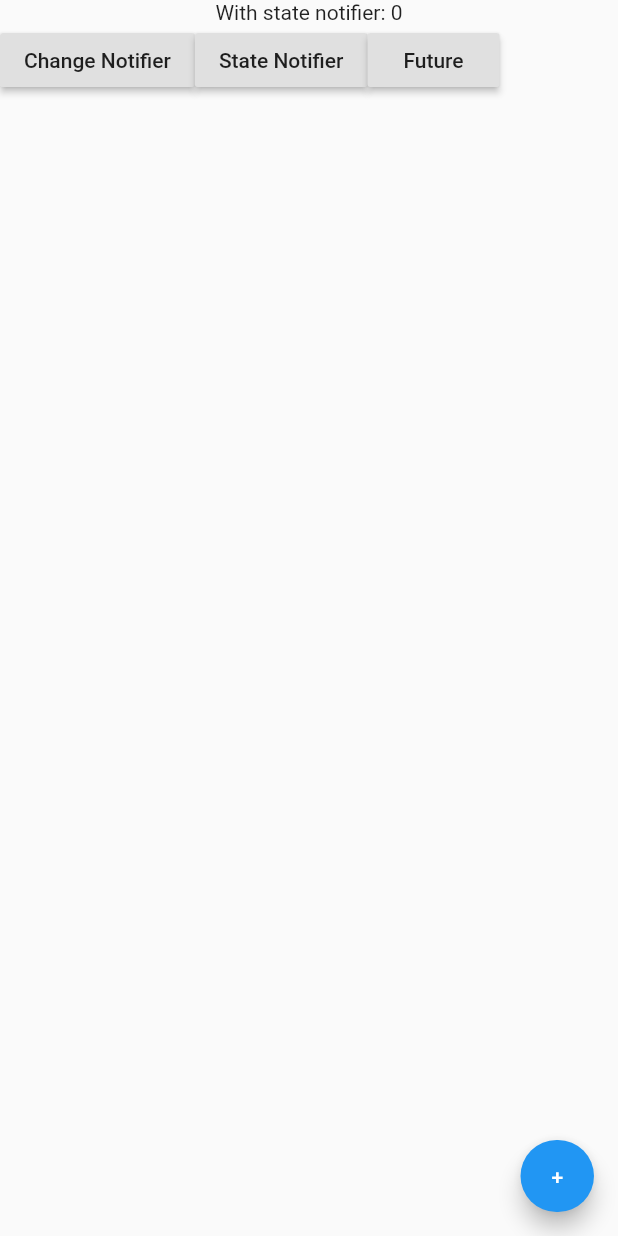
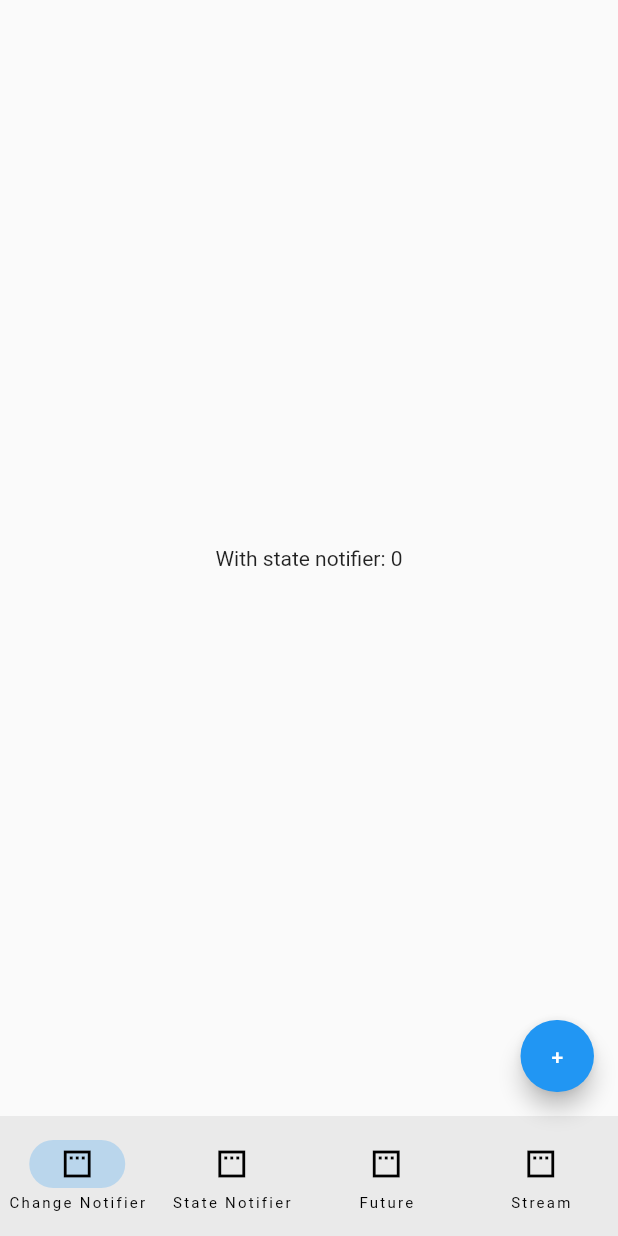
Before and after one commit to AbhiShake1/learn_provider, a Flutter app: the screen it shows after launch, on a phone screen of 412 x 824 dp. Run offline on Flutter 3.47's test engine with Material 2 defaults, Android fonts, the phone set to English and light mode, and no system bars; our stand-ins replace flutter_riverpod.

Commit message:
add bottom navigation bar

```diff
--- /dev/null
+++ b/lib/modules/bottom_navigation_bar/providers/bottom_navigation_provider.dart
@@ -0,0 +1,12 @@
+import 'package:learn_provider/riverpod.dart';
+
+class _BottomNavigationIndexProvider extends StateNotifier<int> {
+  _BottomNavigationIndexProvider() : super(0);
+  set index(int newValue) {
+    state = newValue; //made unstable intentionally
+  }
+}
+
+final bottomNavigationIndexProvider =
+    StateNotifierProvider<_BottomNavigationIndexProvider, int>(
+        (_) => _BottomNavigationIndexProvider());
--- /dev/null
+++ b/lib/modules/bottom_navigation_bar/view/bottom_navigation_bar.dart
@@ -0,0 +1,45 @@
+import 'package:flutter/material.dart';
+import 'package:learn_provider/commons/routes.dart';
+import 'package:learn_provider/modules/bottom_navigation_bar/providers/bottom_navigation_provider.dart';
+
+import '../../../riverpod.dart';
+
+class MyBottomNavigationBar extends ConsumerWidget {
+  MyBottomNavigationBar({Key? key}) : super(key: key);
+
+  final routes = [
+    changeNotifierPageRoute,
+    stateNotifierPageRoute,
+    futurePageRoute,
+    streamPageRoute,
+  ];
+
+  @override
+  Widget build(BuildContext context, WidgetRef ref) {
+    return NavigationBar(
+      selectedIndex: ref.watch(bottomNavigationIndexProvider),
+      onDestinationSelected: (value) {
+        ref.read(bottomNavigationIndexProvider.notifier).index = value;
+        Navigator.of(context).pushReplacementNamed(routes[value]);
+      },
+      destinations: const [
+        NavigationDestination(
+          icon: Icon(Icons.padding),
+          label: 'Change Notifier',
+        ),
+        NavigationDestination(
+          icon: Icon(Icons.padding),
+          label: 'State Notifier',
+        ),
+        NavigationDestination(
+          icon: Icon(Icons.padding),
+          label: 'Future',
+        ),
+        NavigationDestination(
+          icon: Icon(Icons.padding),
+          label: 'Stream',
+        ),
+      ],
+    );
+  }
+}
--- a/lib/modules/state_notifier/view/state_notifier_page.dart
+++ b/lib/modules/state_notifier/view/state_notifier_page.dart
@@ -1,6 +1,7 @@
 import 'package:flutter/material.dart';
-import 'package:learn_provider/widgets/navigation.dart';
+import 'package:learn_provider/modules/bottom_navigation_bar/view/bottom_navigation_bar.dart';
 import 'package:learn_provider/riverpod.dart';
+
 import '../providers/counter_state_provider.dart';
 
 class StateNotifierPage extends StatelessWidget {
@@ -12,14 +13,9 @@ class StateNotifierPage extends StatelessWidget {
   Widget build(BuildContext context) {
     return Scaffold(
       body: Center(
-        child: Column(
-          children: [
-            Consumer(
-              builder: (context, ref, child) => Text(
-                  'With state notifier: ${ref.watch(counterStateProvider)}'),
-            ),
-            navigationButtons(context)
-          ],
+        child: Consumer(
+          builder: (context, ref, child) =>
+              Text('With state notifier: ${ref.watch(counterStateProvider)}'),
         ),
       ),
       floatingActionButton: FloatingActionButton.extended(
@@ -27,6 +23,7 @@ class StateNotifierPage extends StatelessWidget {
             context.read(counterStateProvider.notifier).increment(),
         label: const Text('+'),
       ),
+      bottomNavigationBar: MyBottomNavigationBar(),
     );
   }
 }
--- a/lib/widgets/navigation.dart
+++ /dev/null
@@ -1,22 +0,0 @@
-import 'package:flutter/material.dart';
-import 'package:learn_provider/commons/routes.dart';
-
-Widget navigationButtons(BuildContext context) => Row(
-      children: [
-        RaisedButton(
-          onPressed: () =>
-              Navigator.pushReplacementNamed(context, changeNotifierPageRoute),
-          child: const Text('Change Notifier'),
-        ),
-        RaisedButton(
-          onPressed: () =>
-              Navigator.pushReplacementNamed(context, stateNotifierPageRoute),
-          child: const Text('State Notifier'),
-        ),
-        RaisedButton(
-          onPressed: () =>
-              Navigator.pushReplacementNamed(context, futurePageRoute),
-          child: const Text('Future'),
-        ),
-      ],
-    );
```
Also changed, not shown: lib/modules/change_notifier/view/change_notifier_page.dart (+6 -9 lines), lib/modules/future/view/future_page.dart (+9 -12 lines), lib/modules/stream/view/stream_page.dart (+10 -12 lines).
